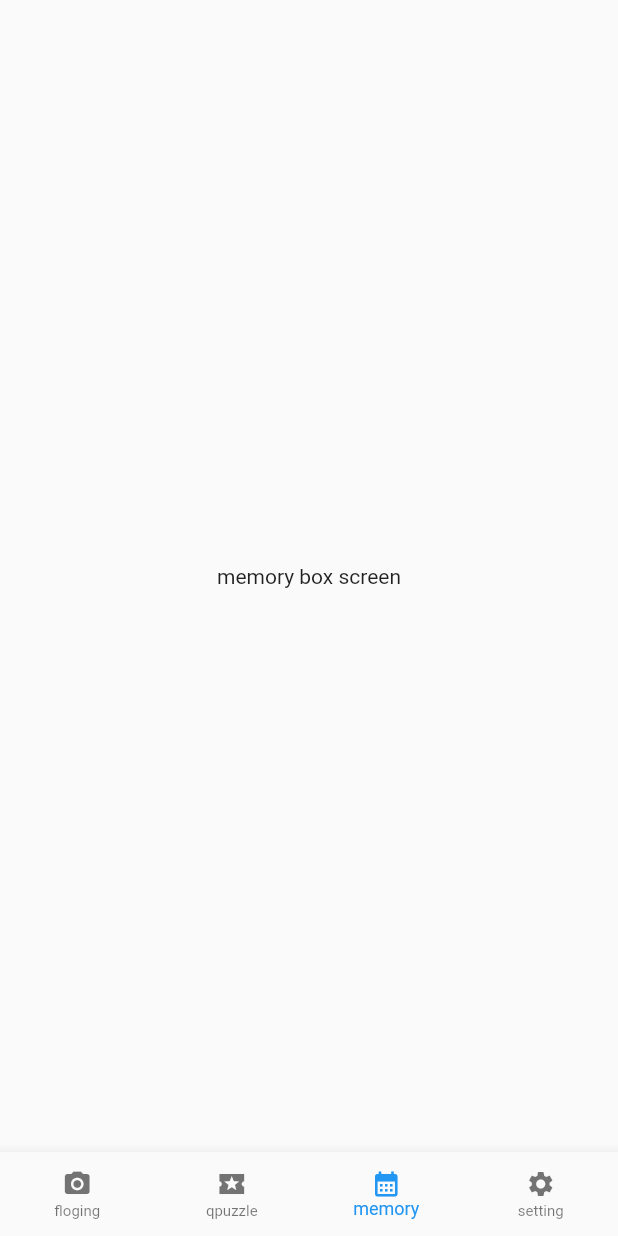
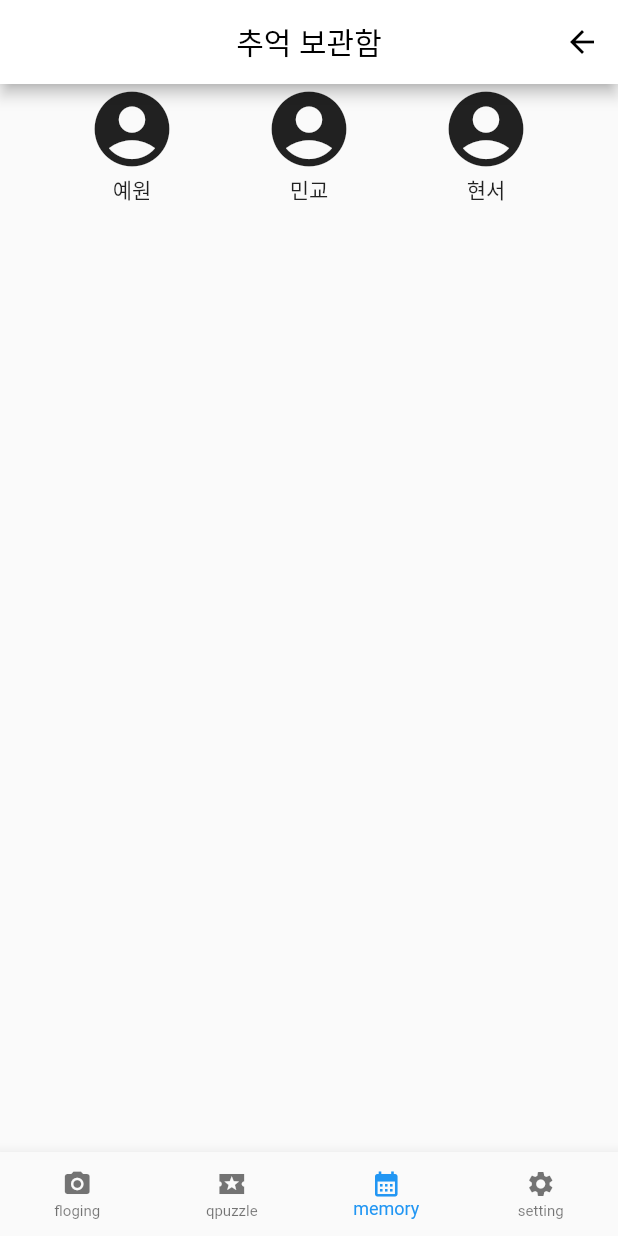
Before and after one commit to EWHA-HOLD-UP/FLOG, a Flutter app: the screen it shows after launch, item 3 of the bottom bar chosen, on a phone screen of 412 x 824 dp. Run offline on Flutter 3.47's test engine with Material 2 defaults, Android fonts, the phone set to English and light mode, and no system bars; our stand-ins replace camera.

Commit message:
memory_box_screen 일부 구현 중

```diff
--- a/lib/screen/memorybox_screen.dart
+++ b/lib/screen/memorybox_screen.dart
@@ -5,9 +5,52 @@ class Memorybox_screen extends StatelessWidget {
 
   Widget build(BuildContext context) {
     return Scaffold(
-      body: Center(
-        child: Text('memory box screen'),
+      appBar: AppBar(
+        backgroundColor: Colors.white,
+        title: Text('추억 보관함', style: TextStyle(color: Colors.black),),
+        actions: <Widget> [
+          IconButton(
+              icon: Icon(
+                Icons.arrow_back,
+                color: Colors.black,
+              ),
+            onPressed: () {},
+          ),
+        ],
+        centerTitle: true,
       ),
+      body: Row(
+        mainAxisAlignment: MainAxisAlignment.spaceEvenly,
+        children: <Widget> [
+          Column(
+            children: <Widget>[
+              Icon(
+                Icons.account_circle,
+                size: 60,
+              ),
+              Text('예원'),
+            ],
+          ),
+          Column(
+            children: <Widget>[
+              Icon(
+                Icons.account_circle,
+                size: 60,
+              ),
+              Text('민교'),
+            ],
+          ),
+          Column(
+            children: <Widget>[
+              Icon(
+                Icons.account_circle,
+                size: 60,
+              ),
+              Text('현서'),
+            ],
+          ),
+        ],
+      )
     );
   }
 }
```
